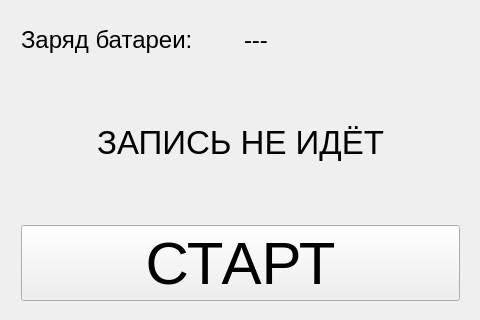
This is mainwindow.ui in BadLagger/qmems as Qt 5 draws it before an edit; both pictures show x 0 to 480 and y 0 to 320 of the 480 by 800 pixel window. The edited form follows.
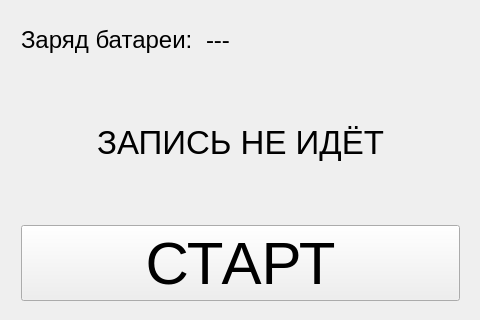
This is the edited form.

Commit message: Change layout stretch for charge level

The edit to the form file:
```diff
--- a/mainwindow.ui
+++ b/mainwindow.ui
@@ -42,7 +42,7 @@
     </property>
     <layout class="QVBoxLayout" name="verticalLayout" stretch="1,4,4,4,4,4">
      <item>
-      <layout class="QHBoxLayout" name="horizontalLayout_3">
+      <layout class="QHBoxLayout" name="horizontalLayout_3" stretch="1,2">
        <item>
         <widget class="QLabel" name="label_2">
          <property name="font">
```
